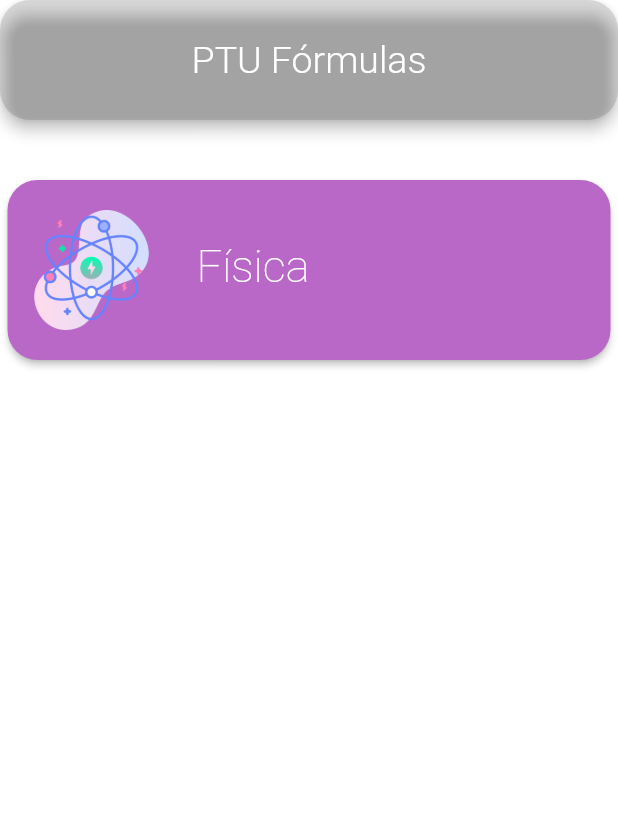
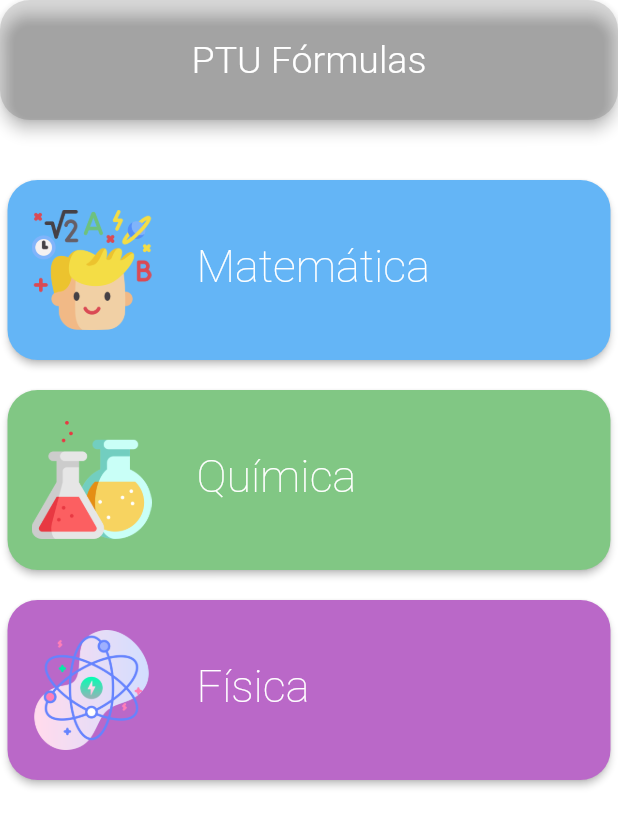
Before and after one commit to JordiDeSanta/PTUFormulas, a Flutter app: the screen it shows after launch, on a phone screen of 412 x 824 dp. Shown: the top 827 px of the screen. Run offline on Flutter 3.47's test engine with Material 2 defaults, Android fonts, the phone set to English and light mode, and no system bars.

Commit message:
Courses page activated

```diff
--- a/lib/main.dart
+++ b/lib/main.dart
@@ -22,7 +22,8 @@ class MyApp extends StatelessWidget {
       debugShowCheckedModeBanner: false,
       routes: {
         'home': (BuildContext context) => HomePage(),
-        'course': (BuildContext context) => CoursePage(),
+        'physics': (BuildContext context) => CoursePage(),
+        'quimics': (BuildContext context) => CoursePage(),
       },
     );
   }
--- a/lib/src/pages/course_page.dart
+++ b/lib/src/pages/course_page.dart
@@ -1,7 +1,7 @@
 import 'package:flutter/material.dart';
 import 'package:ptuformulas/src/providers/course_provider.dart';
 import 'package:ptuformulas/src/themes/text_theme.dart';
-import 'package:ptuformulas/src/widgets/tile_widget.dart';
+import 'package:ptuformulas/src/widgets/course_tile_widget.dart';
 
 class CoursePage extends StatelessWidget {
   final styles = TextStyles();
--- a/lib/src/pages/home_page.dart
+++ b/lib/src/pages/home_page.dart
@@ -1,7 +1,7 @@
 import 'package:flutter/material.dart';
 import 'package:ptuformulas/src/providers/course_provider.dart';
 import 'package:ptuformulas/src/themes/text_theme.dart';
-import 'package:ptuformulas/src/widgets/tile_widget.dart';
+import 'package:ptuformulas/src/widgets/course_tile_widget.dart';
 
 class HomePage extends StatelessWidget {
   HomePage({Key key}) : super(key: key);
@@ -26,12 +26,30 @@ class HomePage extends StatelessWidget {
           child: Column(
             children: [
               SizedBox(height: 30.0),
-              TileWidget(CourseArguments(
-                color: Colors.purple[300],
-                img: AssetImage('assets/img/fisica.png'),
-                route: 'physics',
-                title: 'Física',
-              )),
+              CourseTileWidget(
+                CourseArguments(
+                  color: Colors.blue[300],
+                  img: AssetImage('assets/img/matematica.png'),
+                  route: 'physics',
+                  title: 'Matemática',
+                ),
+              ),
+              CourseTileWidget(
+                CourseArguments(
+                  color: Colors.green[300],
+                  img: AssetImage('assets/img/quimica.png'),
+                  route: 'quimics',
+                  title: 'Química',
+                ),
+              ),
+              CourseTileWidget(
+                CourseArguments(
+                  color: Colors.purple[300],
+                  img: AssetImage('assets/img/fisica.png'),
+                  route: 'physics',
+                  title: 'Física',
+                ),
+              ),
             ],
           ),
         ),
--- a/lib/src/providers/course_provider.dart
+++ b/lib/src/providers/course_provider.dart
@@ -8,3 +8,11 @@ class CourseArguments {
 
   CourseArguments({this.title, this.color, this.img, this.route});
 }
+
+class ContentArguments {
+  String title;
+  Color color;
+  ImageProvider img;
+
+  ContentArguments({this.title, this.color, this.img});
+}
--- a/lib/src/widgets/tile_widget.dart
+++ b/lib/src/widgets/course_tile_widget.dart
@@ -2,10 +2,10 @@ import 'package:flutter/material.dart';
 import 'package:ptuformulas/src/providers/course_provider.dart';
 import 'package:ptuformulas/src/themes/text_theme.dart';
 
-class TileWidget extends StatelessWidget {
+class CourseTileWidget extends StatelessWidget {
   final CourseArguments settings;
 
-  TileWidget(this.settings);
+  CourseTileWidget(this.settings);
 
   final styles = TextStyles();
 
```
